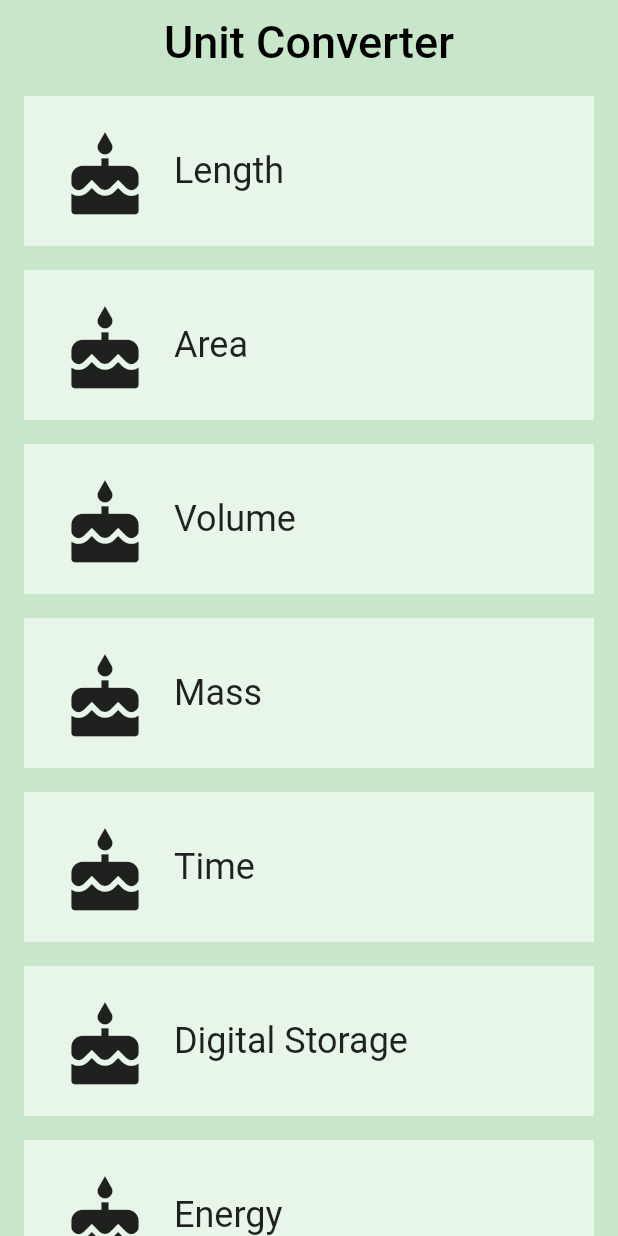
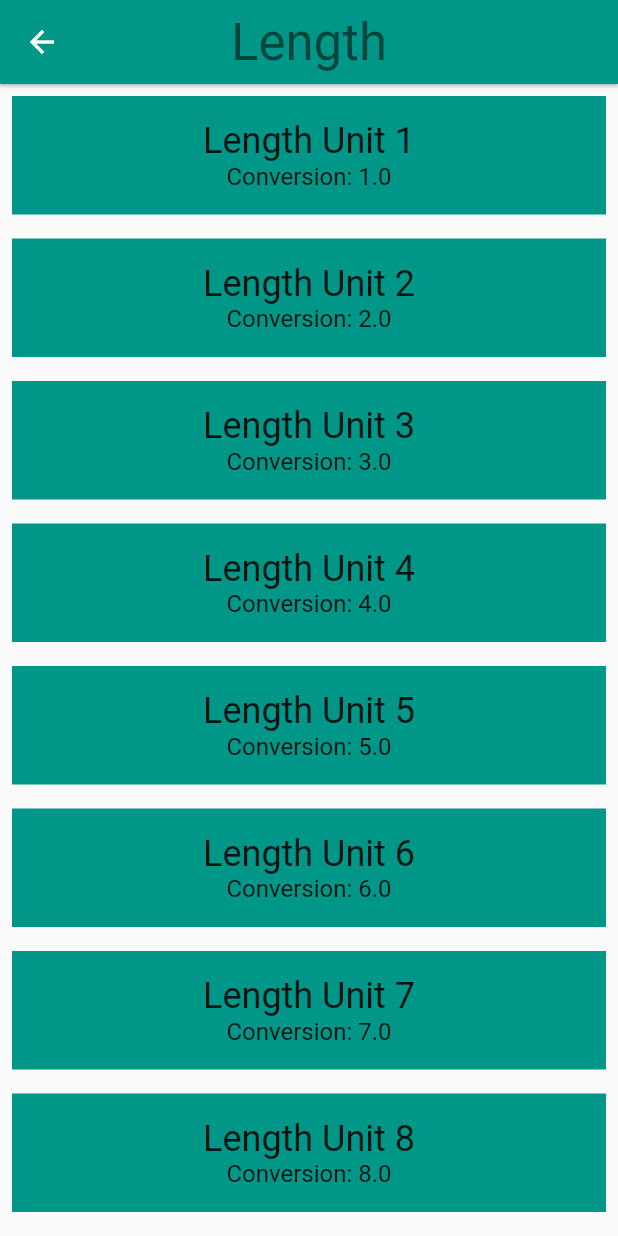
Before and after one commit to rajtheinnovator/flutter_samples, a Flutter app: the screen it shows after launch, after a tap on "Length", on a phone screen of 412 x 824 dp. Run offline on Flutter 3.47's test engine with Material 2 defaults, Android fonts, the phone set to English and light mode, and no system bars.

Commit message:
Implemented navigation to route to different screen on list item click

```diff
--- a/lib/category.dart
+++ b/lib/category.dart
@@ -1,5 +1,8 @@
 import 'package:flutter/material.dart';
 import 'package:meta/meta.dart';
+
+import 'converter_screen.dart';
+import 'unit.dart';
 
 final _rowHeight = 100.0;
 final _borderRadius = BorderRadius.circular(_rowHeight / 2);
@@ -12,6 +15,7 @@ class Category extends StatelessWidget {
   final String name;
   final ColorSwatch color;
   final IconData iconLocation;
+  final List<Unit> units;
 
   /// Creates a [Category].
   ///
@@ -25,10 +29,39 @@ class Category extends StatelessWidget {
     @required this.name,
     @required this.color,
     @required this.iconLocation,
+    @required this.units,
   })  : assert(name != null),
         assert(color != null),
         assert(iconLocation != null),
+        assert(units != null),
         super(key: key);
+
+  /// Navigates to the [ConverterScreen].
+  void _navigateToConverter(BuildContext context) {
+    Navigator.of(context).push(MaterialPageRoute<Null>(
+      builder: (BuildContext context) {
+        return Scaffold(
+          appBar: AppBar(
+            elevation: 1.0,
+            title: Text(
+              name,
+              style: Theme
+                  .of(context)
+                  .textTheme
+                  .display1,
+            ),
+            centerTitle: true,
+            backgroundColor: color,
+          ),
+          body: ConverterScreen(
+            color: color,
+            name: name,
+            units: units,
+          ),
+        );
+      },
+    ));
+  }
 
   /// Builds a custom widget that shows [Category] information.
   ///
@@ -42,8 +75,6 @@ class Category extends StatelessWidget {
     return Material(
       color: Colors.transparent,
       child: Container(
-        margin: EdgeInsets.all(8.0),
-        color: Colors.green[50],
         height: _rowHeight,
         child: InkWell(
           borderRadius: _borderRadius,
@@ -51,12 +82,9 @@ class Category extends StatelessWidget {
           splashColor: color,
           // We can use either the () => function() or the () { function(); }
           // syntax.
-          onTap: () {
-            print('I was tapped!');
-          },
+          onTap: () => _navigateToConverter(context),
           child: Padding(
             padding: EdgeInsets.all(8.0),
-
             child: Row(
               crossAxisAlignment: CrossAxisAlignment.stretch,
               // There are two ways to denote a list: `[]` and `List()`.
--- a/lib/category_route.dart
+++ b/lib/category_screen.dart
@@ -1,6 +1,7 @@
 import 'package:flutter/material.dart';
 
 import 'category.dart';
+import 'unit.dart';
 
 final _backgroundColor = Colors.green[100];
 
@@ -11,8 +12,8 @@ final _backgroundColor = Colors.green[100];
 ///
 /// While it is named CategoryRoute, a more apt name would be CategoryScreen,
 /// because it is responsible for the UI at the route's destination.
-class CategoryRoute extends StatelessWidget {
-  const CategoryRoute();
+class CategoryScreen extends StatelessWidget {
+  const CategoryScreen();
 
   static const _categoryNames = <String>[
     'Length',
@@ -38,12 +39,23 @@ class CategoryRoute extends StatelessWidget {
 
   /// Makes the correct number of rows for the list view.
   ///
-  /// For portrait, we construct a [ListView] from the list of category widgets.
+  /// For portrait, we use a [ListView].
   Widget _buildCategoryWidgets(List<Widget> categories) {
     return ListView.builder(
       itemBuilder: (BuildContext context, int index) => categories[index],
       itemCount: categories.length,
     );
+  }
+
+  /// Returns a list of mock [Unit]s.
+  List<Unit> _retrieveUnitList(String categoryName) {
+    return List.generate(10, (int i) {
+      i += 1;
+      return Unit(
+        name: '$categoryName Unit $i',
+        conversion: i.toDouble(),
+      );
+    });
   }
 
   @override
@@ -55,6 +67,7 @@ class CategoryRoute extends StatelessWidget {
         name: _categoryNames[i],
         color: _baseColors[i],
         iconLocation: Icons.cake,
+        units: _retrieveUnitList(_categoryNames[i]),
       ));
     }
 
--- /dev/null
+++ b/lib/converter_screen.dart
@@ -0,0 +1,57 @@
+import 'package:flutter/material.dart';
+import 'package:flutter_samples/unit.dart';
+import 'package:meta/meta.dart';
+
+/// Converter screen where users can input amounts to convert.
+///
+/// Currently, it just displays a list of mock units.
+///
+/// While it is named ConverterRoute, a more apt name would be ConverterScreen,
+/// because it is responsible for the UI at the route's destination.
+class ConverterScreen extends StatelessWidget {
+  /// Units for this [Category].
+  final List<Unit> units;
+
+  final String name;
+
+  /// Color for this [Category].
+  final Color color;
+
+  /// This [ConverterScreen] requires the name, color, and units to not be null.
+  const ConverterScreen({
+    @required this.name,
+    @required this.color,
+    @required this.units,
+  })  : assert(name != null),
+        assert(color != null),
+        assert(units != null);
+
+  @override
+  Widget build(BuildContext context) {
+    // Here is just a placeholder for a list of mock units
+    final unitWidgets = units.map((Unit unit) {
+      // TODO: Set the color for this Container
+      return Container(
+        margin: EdgeInsets.all(8.0),
+        color: color,
+        padding: EdgeInsets.all(16.0),
+        child: Column(
+          children: <Widget>[
+            Text(
+              unit.name,
+              style: Theme.of(context).textTheme.headline,
+            ),
+            Text(
+              'Conversion: ${unit.conversion}',
+              style: Theme.of(context).textTheme.subhead,
+            ),
+          ],
+        ),
+      );
+    }).toList();
+
+    return ListView(
+      children: unitWidgets,
+    );
+  }
+}
--- a/lib/main.dart
+++ b/lib/main.dart
@@ -1,6 +1,6 @@
 import 'package:flutter/material.dart';
 
-import 'category_route.dart';
+import 'category_screen.dart';
 
 
 void main() {
@@ -13,8 +13,7 @@ class UnitConverterApp extends StatelessWidget {
     return MaterialApp(
       debugShowCheckedModeBanner: false,
       title: 'Unit Converter',
-      // our home should now point to an instance of the CategoryRoute widget.
-      home: CategoryRoute(),
+      home: CategoryScreen(),
     );
   }
 }
--- /dev/null
+++ b/lib/unit.dart
@@ -0,0 +1,23 @@
+import 'package:meta/meta.dart';
+
+/// Information about a [Unit].
+class Unit {
+  final String name;
+  final double conversion;
+
+  /// A [Unit] stores its name and conversion factor.
+  ///
+  /// An example would be 'Meter' and '1.0'.
+  const Unit({
+    @required this.name,
+    @required this.conversion,
+  })  : assert(name != null),
+        assert(conversion != null);
+
+  /// Creates a [Unit] from a JSON object.
+  Unit.fromJson(Map jsonMap)
+      : assert(jsonMap['name'] != null),
+        assert(jsonMap['conversion'] != null),
+        name = jsonMap['name'],
+        conversion = jsonMap['conversion'].toDouble();
+}
```
